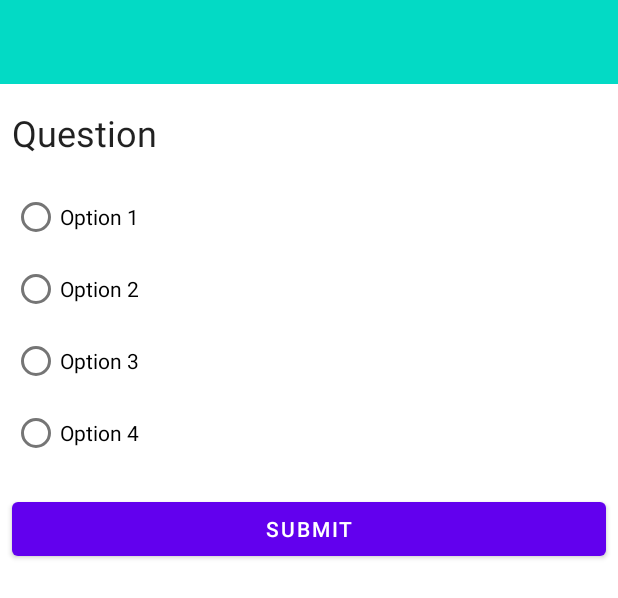
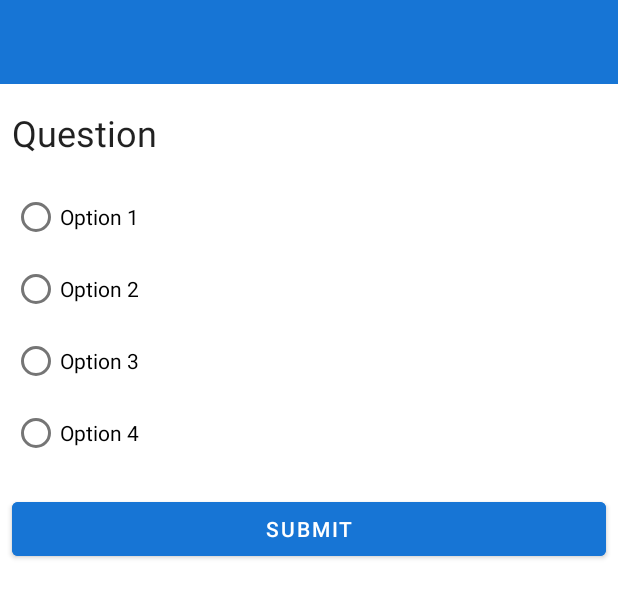
Before and after one commit to mridul-dhiman/Kohle-Assessment, an Android app: the layout question_b_s.xml on its own in the app's theme, with its tools: preview values and no code run, on a phone screen of 412 x 824 dp. Shown: the top 598 px of the screen. Run offline under Robolectric (Android 15) with nearby library versions, the phone set to English and light mode, and no system bars.

Commit message:
Colors Adjustment

```diff
--- a/app/src/main/java/com/example/kohliassessmentquiz/MainActivity.java
+++ b/app/src/main/java/com/example/kohliassessmentquiz/MainActivity.java
@@ -1,6 +1,7 @@
 package com.example.kohliassessmentquiz;
 
 import androidx.appcompat.app.AppCompatActivity;
+import androidx.appcompat.app.AppCompatDelegate;
 
 import android.content.Intent;
 import android.content.SharedPreferences;
--- a/app/src/main/java/com/example/kohliassessmentquiz/QuestionListAdapter.java
+++ b/app/src/main/java/com/example/kohliassessmentquiz/QuestionListAdapter.java
@@ -61,7 +61,8 @@ public class QuestionListAdapter extends RecyclerView.Adapter<RecyclerView.ViewH
     public void onBindViewHolder(@NonNull RecyclerView.ViewHolder holder, int position) {
         int viewType = getItemViewType(position);
         if (viewType == QUESTION_TYPE) {
-            ((QuestionViewHolder) holder).question.setText(questionsArrayList.get(position).getQuestion());
+            String q = position + 1 + ". " + questionsArrayList.get(position).getQuestion();
+            ((QuestionViewHolder) holder).question.setText(q);
 
             if (answeredList != null && answeredList.get(position) != null) {
                 if (answeredList.get(position) == ANSWERED_CORRECTLY) {
@@ -76,7 +77,8 @@ public class QuestionListAdapter extends RecyclerView.Adapter<RecyclerView.ViewH
                 }
             }
         } else {
-            ((ResultViewHolder) holder).question.setText(questionsArrayList.get(position).getQuestion());
+            String q = position + ". " + questionsArrayList.get(position).getQuestion();
+            ((ResultViewHolder) holder).question.setText(q);
 
             if (responseList.get(position) == null) {
                 ((ResultViewHolder) holder).UAnswer.setText(holder.itemView.getResources().getString(R.string.not_answered));
--- /dev/null
+++ b/app/src/main/res/drawable-night/bs_bkg.xml
@@ -0,0 +1,7 @@
+<?xml version="1.0" encoding="utf-8"?>
+<shape xmlns:android="http://schemas.android.com/apk/res/android"
+    android:shape="rectangle">
+
+    <solid android:color="@color/black" />
+
+</shape>
--- /dev/null
+++ b/app/src/main/res/drawable/bs_bkg.xml
@@ -0,0 +1,7 @@
+<?xml version="1.0" encoding="utf-8"?>
+<shape xmlns:android="http://schemas.android.com/apk/res/android"
+    android:shape="rectangle">
+
+    <solid android:color="@color/white" />
+
+</shape>
--- a/app/src/main/res/layout/activity_main.xml
+++ b/app/src/main/res/layout/activity_main.xml
@@ -33,6 +33,7 @@
         android:layout_width="wrap_content"
         android:layout_height="wrap_content"
         android:text="@string/start_quiz"
+        android:backgroundTint="@color/uic"
         android:textAllCaps="false"
         app:layout_constraintBottom_toBottomOf="parent"
         app:layout_constraintEnd_toEndOf="parent"
--- a/app/src/main/res/layout/question_b_s.xml
+++ b/app/src/main/res/layout/question_b_s.xml
@@ -5,7 +5,7 @@
     android:id="@+id/questionBottomSheet"
     android:layout_width="match_parent"
     android:layout_height="wrap_content"
-    android:background="@android:color/white"
+    android:background="@drawable/bs_bkg"
     app:behavior_hideable="true"
     app:behavior_peekHeight="?attr/actionBarSize"
     app:layout_behavior="com.google.android.material.bottomsheet.BottomSheetBehavior">
@@ -73,6 +73,7 @@
         android:layout_width="0dp"
         android:layout_height="wrap_content"
         android:layout_marginTop="16dp"
+        android:backgroundTint="@color/uic"
         android:text="@string/submit"
         app:layout_constraintEnd_toEndOf="@+id/radioGroupAnswer"
         app:layout_constraintStart_toStartOf="@+id/radioGroupAnswer"
--- a/app/src/main/res/values-night/themes.xml
+++ b/app/src/main/res/values-night/themes.xml
@@ -6,7 +6,7 @@
         <item name="colorPrimaryVariant">@color/purple_700</item>
         <item name="colorOnPrimary">@color/black</item>
         <!-- Secondary brand color. -->
-        <item name="colorSecondary">@color/teal_200</item>
+        <item name="colorSecondary">@color/uic</item>
         <item name="colorSecondaryVariant">@color/teal_200</item>
         <item name="colorOnSecondary">@color/black</item>
         <!-- Status bar color. -->
--- a/app/src/main/res/values/colors.xml
+++ b/app/src/main/res/values/colors.xml
@@ -1,16 +1,17 @@
 <?xml version="1.0" encoding="utf-8"?>
 <resources>
     <color name="purple_200">#FFBB86FC</color>
-    <color name="purple_500">#FF6200EE</color>
-    <color name="purple_700">#FF3700B3</color>
+    <color name="purple_500">#1775D5</color>
+    <color name="purple_700">#104E8E</color>
     <color name="teal_200">#FF03DAC5</color>
     <color name="teal_700">#FF018786</color>
     <color name="black">#FF000000</color>
     <color name="white">#FFFFFFFF</color>
 
-    <color name="correct">#018A01</color>
-    <color name="incorrect">#FF2261</color>
+    <color name="uic">#1775D5</color>
+
+    <color name="correct">#0BAB64</color>
+    <color name="incorrect">#F53844</color>
     <color name="viewed">#FFAA00</color>
 
-
 </resources>
--- a/app/src/main/res/values/themes.xml
+++ b/app/src/main/res/values/themes.xml
@@ -6,7 +6,7 @@
         <item name="colorPrimaryVariant">@color/purple_700</item>
         <item name="colorOnPrimary">@color/white</item>
         <!-- Secondary brand color. -->
-        <item name="colorSecondary">@color/teal_200</item>
+        <item name="colorSecondary">@color/purple_500</item>
         <item name="colorSecondaryVariant">@color/teal_700</item>
         <item name="colorOnSecondary">@color/black</item>
         <!-- Status bar color. -->
```
